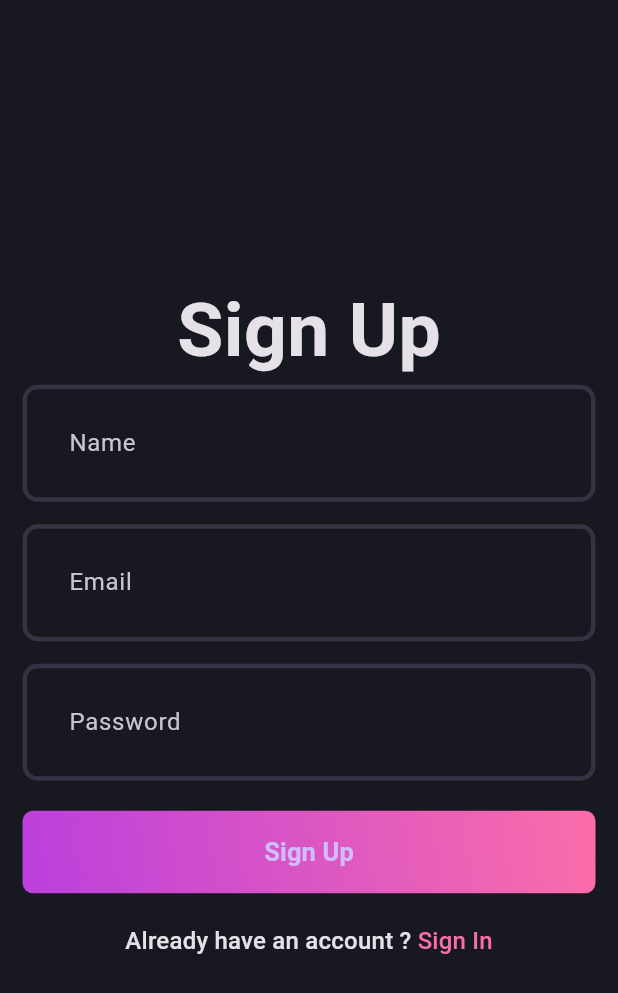
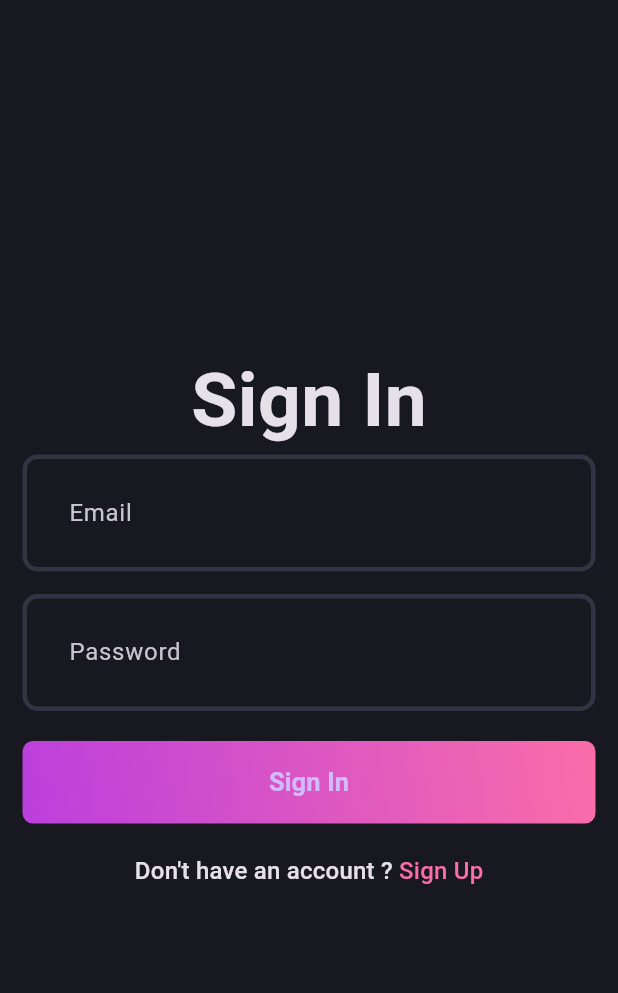
Before and after one commit to muproject990/blog_app_using_flutter, a Flutter app: the screen it shows after launch, on a phone screen of 412 x 824 dp. Shown: the top 993 px of the screen. Run offline on Flutter 3.47's test engine with Material 3 defaults, Android fonts, the phone set to English and light mode, and no system bars.

```diff
--- a/lib/features/auth/presentation/pages/login-page.dart
+++ b/lib/features/auth/presentation/pages/login-page.dart
@@ -67,7 +67,9 @@ class _LoginPageState extends State<LoginPage> {
               const SizedBox(
                 height: 20,
               ),
-              const AuthGradientBtn(),
+              const AuthGradientBtn(
+                buttonText: 'Sign In',
+              ),
               const SizedBox(
                 height: 20,
               ),
@@ -77,7 +79,7 @@ class _LoginPageState extends State<LoginPage> {
                   style: Theme.of(context).textTheme.titleMedium,
                   children: [
                     TextSpan(
-                      text: "Sign In",
+                      text: "Sign Up",
                       style: Theme.of(context)
                           .textTheme
                           .titleMedium
--- a/lib/features/auth/presentation/pages/signup_page.dart
+++ b/lib/features/auth/presentation/pages/signup_page.dart
@@ -67,7 +67,9 @@ class _SignUpPageState extends State<SignUpPage> {
               const SizedBox(
                 height: 20,
               ),
-              const AuthGradientBtn(),
+              const AuthGradientBtn(
+                buttonText: 'Sign Up',
+              ),
               const SizedBox(
                 height: 20,
               ),
--- a/lib/features/auth/presentation/widgets/auth-gradient-button.dart
+++ b/lib/features/auth/presentation/widgets/auth-gradient-button.dart
@@ -2,7 +2,8 @@ import 'package:blog_app/core/theme/app_pallete.dart';
 import 'package:flutter/material.dart';
 
 class AuthGradientBtn extends StatelessWidget {
-  const AuthGradientBtn({super.key});
+  final String buttonText;
+  const AuthGradientBtn({super.key, required this.buttonText});
 
   @override
   Widget build(BuildContext context) {
@@ -25,9 +26,9 @@ class AuthGradientBtn extends StatelessWidget {
             fixedSize: const Size(396, 55),
             backgroundColor: AppPallete.transparentColor,
             shadowColor: AppPallete.transparentColor),
-        child: const Text(
-          "Sign Up",
-          style: TextStyle(
+        child: Text(
+          buttonText,
+          style: const TextStyle(
             fontSize: 17,
             fontWeight: FontWeight.w600,
           ),
--- a/lib/main.dart
+++ b/lib/main.dart
@@ -1,4 +1,5 @@
 import 'package:blog_app/core/theme/theme.dart';
+import 'package:blog_app/features/auth/presentation/pages/login-page.dart';
 import 'package:blog_app/features/auth/presentation/pages/signup_page.dart';
 import 'package:flutter/material.dart';
 
@@ -16,7 +17,7 @@ class MyApp extends StatelessWidget {
       debugShowCheckedModeBanner: false,
       title: 'Blog App',
       theme: AppTheme.darkThemeMode,
-      home: const SignUpPage(),
+      home: const LoginPage(),
     );
   }
 }
```
